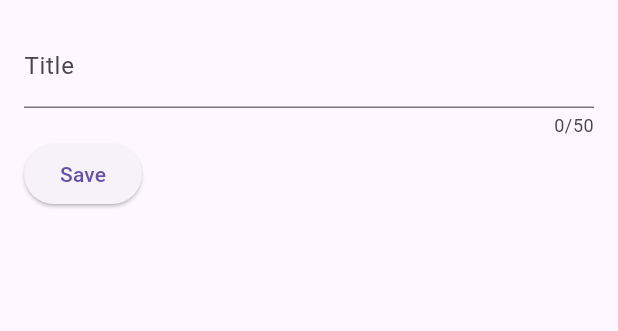
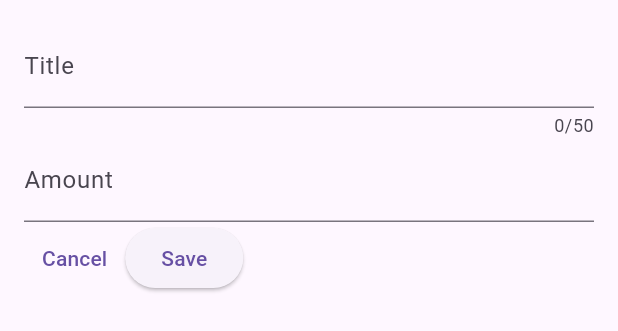
Before and after one commit to abhijithanandan/Flutter-Maximilian, a Flutter app: the NewExpense widget shown alone on an empty page, opened directly, after a tap on "Save", on a phone screen of 412 x 824 dp. Shown: the top 331 px of the screen. Run offline on Flutter 3.47's test engine with Material 3 defaults, Android fonts, the phone set to English and light mode, and no system bars; our stand-ins replace google_fonts.

Commit message:
Added another textfield for amount and a cancel button

```diff
--- a/expense_tracker/lib/widgets/new_expense.dart
+++ b/expense_tracker/lib/widgets/new_expense.dart
@@ -11,10 +11,12 @@ class NewExpense extends StatefulWidget {
 
 class _NewExpenseState extends State<NewExpense> {
   final _titleController = TextEditingController();
+  final _amountController = TextEditingController();
 
   @override
   void dispose() {
     _titleController.dispose();
+    _amountController.dispose();
     super.dispose();
   }
 
@@ -31,11 +33,24 @@ class _NewExpenseState extends State<NewExpense> {
               label: Text('Title'),
             ),
           ),
+          TextField(
+            controller: _amountController,
+            keyboardType: TextInputType.number,
+            decoration: const InputDecoration(
+              prefixText: '\$ ',
+              label: Text('Amount'),
+            ),
+          ),
           Row(
             children: [
+              TextButton(
+                onPressed: () {},
+                child: const Text('Cancel'),
+              ),
               ElevatedButton(
                 onPressed: () {
                   log(_titleController.text);
+                  log(_amountController.text);
                 },
                 child: const Text('Save'),
               )
```
